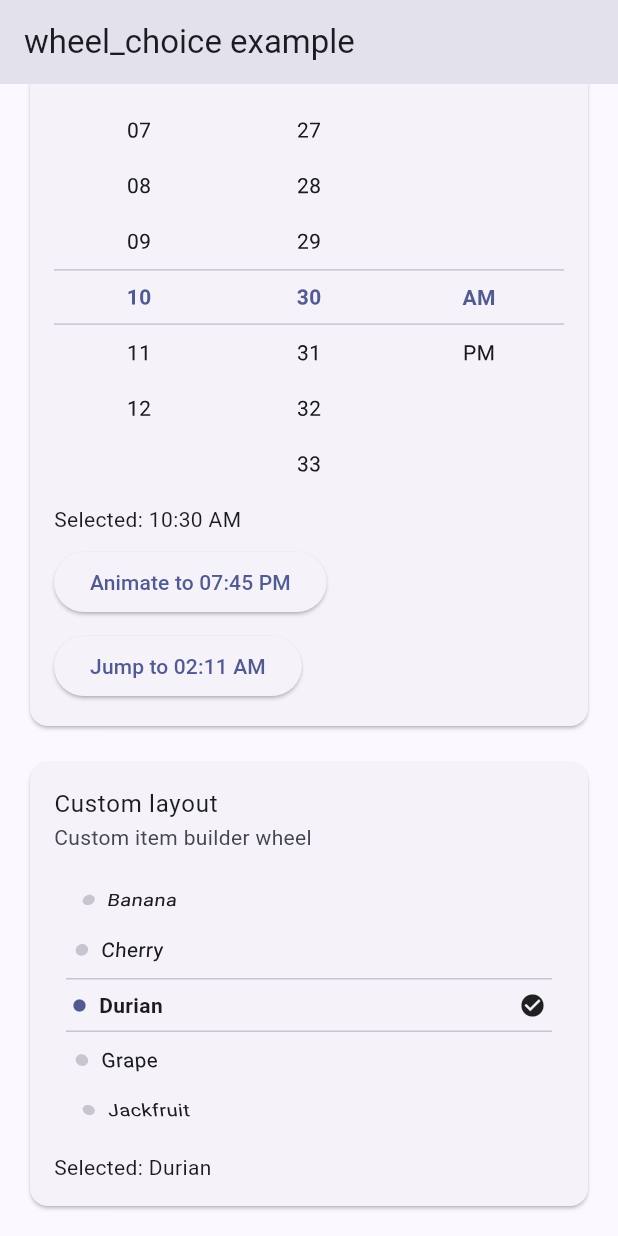
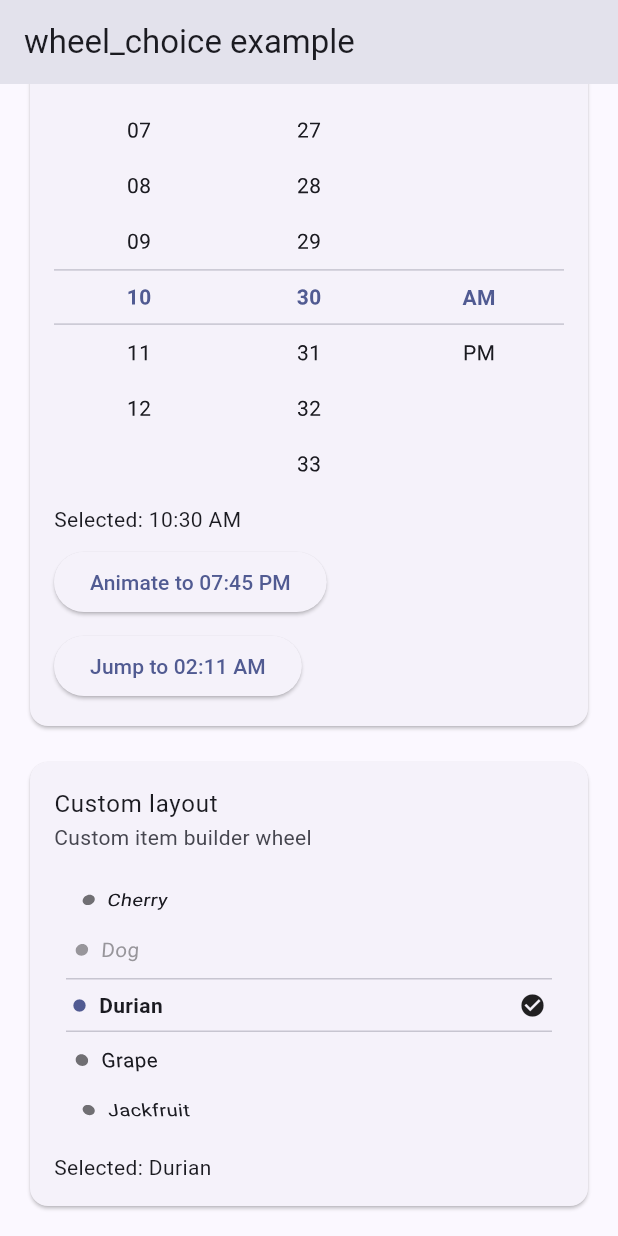
Before and after one commit to davigmacode/flutter_wheel_choice, a Flutter app: the screen it shows after launch, scrolled down 500 dp, on a phone screen of 412 x 824 dp. Run offline on Flutter 3.47's test engine with Material 3 defaults, Android fonts, the phone set to English and light mode, and no system bars.

Commit message:
Added disabled items snippet to example

```diff
--- a/example/lib/main.dart
+++ b/example/lib/main.dart
@@ -55,10 +55,13 @@ class _ExampleHomePageState extends State<ExampleHomePage> {
   static const _fruits = [
     'Apple',
     'Banana',
+    'Cat',
     'Cherry',
+    'Dog',
     'Durian',
     'Grape',
     'Jackfruit',
+    'Kiwi',
     'Mango',
     'Papaya',
     'Rambutan',
@@ -97,6 +100,8 @@ class _ExampleHomePageState extends State<ExampleHomePage> {
 
   @override
   Widget build(BuildContext context) {
+    final theme = Theme.of(context);
+
     final section1 = _Section(
       title: 'Basic',
       subtitle: 'Pick month and day',
@@ -226,6 +231,7 @@ class _ExampleHomePageState extends State<ExampleHomePage> {
             options: _fruits,
             value: _fruit,
             onChanged: (v) => setState(() => _fruit = v),
+            itemDisabled: (v) => ['Cat', 'Dog'].contains(v),
             itemBuilder: (context, item) {
               return Padding(
                 padding: const EdgeInsets.symmetric(horizontal: 12),
@@ -238,13 +244,16 @@ class _ExampleHomePageState extends State<ExampleHomePage> {
                           Icons.circle,
                           size: 10,
                           color: item.selected
-                              ? Theme.of(context).colorScheme.primary
-                              : Theme.of(context).colorScheme.outlineVariant,
+                              ? theme.colorScheme.primary
+                              : item.disabled
+                              ? theme.disabledColor
+                              : theme.unselectedWidgetColor,
                         ),
                         const SizedBox(width: 8),
                         Text(
                           item.label,
                           style: TextStyle(
+                            color: item.disabled ? theme.disabledColor : null,
                             fontWeight: item.selected ? FontWeight.bold : null,
                           ),
                         ),
```
